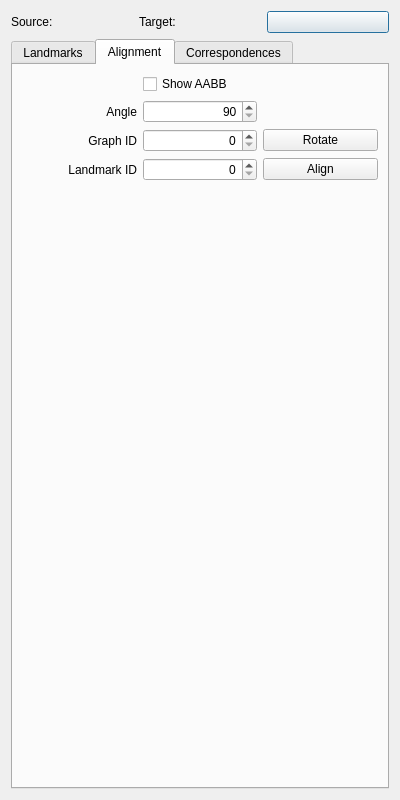
The window that topo-blend/landmarks_dialog.ui (ialhashim/topo-blend) describes before a commit, drawn with Qt 5.
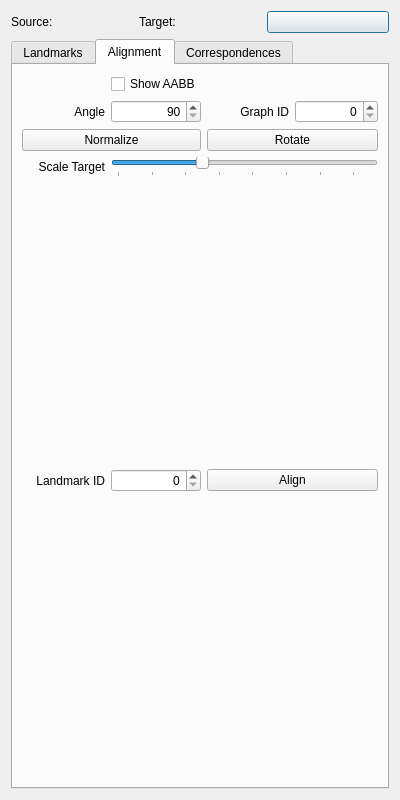
The same window after the commit. Icons and pictures are not drawn.

Commit message: [Corr.] Added slider to scale Target; The basic selection of control points.

Diff of the .ui file:
```diff
--- a/topo-blend/landmarks_dialog.ui
+++ b/topo-blend/landmarks_dialog.ui
@@ -183,6 +183,13 @@
        <string>Alignment</string>
       </attribute>
       <layout class="QGridLayout" name="gridLayout">
+       <item row="7" column="3" colspan="2">
+        <widget class="QPushButton" name="alignButton">
+         <property name="text">
+          <string>Align</string>
+         </property>
+        </widget>
+       </item>
        <item row="2" column="2">
         <widget class="QSpinBox" name="angleAroundZ">
          <property name="alignment">
@@ -202,21 +209,14 @@
          </property>
         </widget>
        </item>
-       <item row="4" column="2">
+       <item row="7" column="2">
         <widget class="QSpinBox" name="spinBox_2">
          <property name="alignment">
           <set>Qt::AlignRight|Qt::AlignTrailing|Qt::AlignVCenter</set>
          </property>
         </widget>
        </item>
-       <item row="4" column="3">
-        <widget class="QPushButton" name="alignButton">
-         <property name="text">
-          <string>Align</string>
-         </property>
-        </widget>
-       </item>
-       <item row="4" column="1">
+       <item row="7" column="1">
         <widget class="QLabel" name="label_2">
          <property name="text">
           <string>Landmark ID</string>
@@ -236,14 +236,7 @@
          </property>
         </widget>
        </item>
-       <item row="3" column="3">
-        <widget class="QPushButton" name="rotateButton">
-         <property name="text">
-          <string>Rotate</string>
-         </property>
-        </widget>
-       </item>
-       <item row="3" column="1">
+       <item row="2" column="3">
         <widget class="QLabel" name="label_4">
          <property name="text">
           <string>Graph ID</string>
@@ -253,14 +246,7 @@
          </property>
         </widget>
        </item>
-       <item row="3" column="2">
-        <widget class="QSpinBox" name="graphID">
-         <property name="alignment">
-          <set>Qt::AlignRight|Qt::AlignTrailing|Qt::AlignVCenter</set>
-         </property>
-        </widget>
-       </item>
-       <item row="7" column="1" colspan="3">
+       <item row="10" column="1" colspan="4">
         <spacer name="verticalSpacer">
          <property name="orientation">
           <enum>Qt::Vertical</enum>
@@ -280,6 +266,81 @@
          </property>
         </widget>
        </item>
+       <item row="2" column="4">
+        <widget class="QSpinBox" name="graphID">
+         <property name="alignment">
+          <set>Qt::AlignRight|Qt::AlignTrailing|Qt::AlignVCenter</set>
+         </property>
+        </widget>
+       </item>
+       <item row="3" column="3" colspan="2">
+        <widget class="QPushButton" name="rotateButton">
+         <property name="text">
+          <string>Rotate</string>
+         </property>
+        </widget>
+       </item>
+       <item row="4" column="2" colspan="3">
+        <widget class="QSlider" name="scaleTarget">
+         <property name="minimum">
+          <number>25</number>
+         </property>
+         <property name="maximum">
+          <number>100</number>
+         </property>
+         <property name="singleStep">
+          <number>1</number>
+         </property>
+         <property name="pageStep">
+          <number>1</number>
+         </property>
+         <property name="value">
+          <number>50</number>
+         </property>
+         <property name="orientation">
+          <enum>Qt::Horizontal</enum>
+         </property>
+         <property name="invertedAppearance">
+          <bool>false</bool>
+         </property>
+         <property name="tickPosition">
+          <enum>QSlider::TicksBelow</enum>
+         </property>
+         <property name="tickInterval">
+          <number>10</number>
+         </property>
+        </widget>
+       </item>
+       <item row="4" column="1">
+        <widget class="QLabel" name="label_7">
+         <property name="text">
+          <string>Scale Target</string>
+         </property>
+         <property name="alignment">
+          <set>Qt::AlignRight|Qt::AlignTrailing|Qt::AlignVCenter</set>
+         </property>
+        </widget>
+       </item>
+       <item row="3" column="1" colspan="2">
+        <widget class="QPushButton" name="normalizeButton">
+         <property name="text">
+          <string>Normalize</string>
+         </property>
+        </widget>
+       </item>
+       <item row="6" column="1" colspan="4">
+        <spacer name="verticalSpacer_2">
+         <property name="orientation">
+          <enum>Qt::Vertical</enum>
+         </property>
+         <property name="sizeHint" stdset="0">
+          <size>
+           <width>20</width>
+           <height>40</height>
+          </size>
+         </property>
+        </spacer>
+       </item>
       </layout>
      </widget>
      <widget class="QWidget" name="tab_2">
```
The commit also changes 14 other files.
